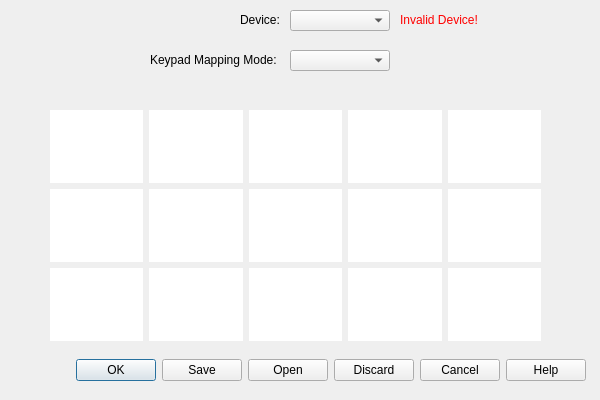
The window that companion/KeypadCompanion.ui (VoxelTek/SkyMusicKeypad) describes before a commit, drawn with Qt 5.
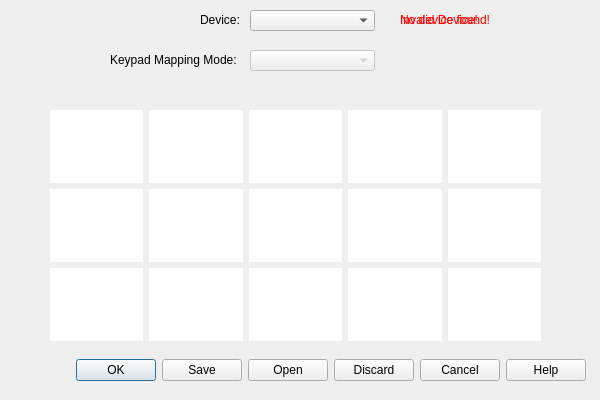
The same window after the commit. Icons and pictures are not drawn. Custom widgets are drawn as their Qt base class.

```diff
--- a/companion/KeypadCompanion.ui
+++ b/companion/KeypadCompanion.ui
@@ -33,11 +33,14 @@
    </property>
   </widget>
   <widget class="QComboBox" name="keypadMode">
+   <property name="enabled">
+    <bool>false</bool>
+   </property>
    <property name="geometry">
     <rect>
-     <x>290</x>
+     <x>250</x>
      <y>50</y>
-     <width>100</width>
+     <width>125</width>
      <height>21</height>
     </rect>
    </property>
@@ -45,7 +48,7 @@
   <widget class="QLabel" name="label_mapMode">
    <property name="geometry">
     <rect>
-     <x>150</x>
+     <x>110</x>
      <y>42</y>
      <width>141</width>
      <height>36</height>
@@ -58,7 +61,7 @@
   <widget class="QLabel" name="label_device">
    <property name="geometry">
     <rect>
-     <x>240</x>
+     <x>200</x>
      <y>2</y>
      <width>51</width>
      <height>36</height>
@@ -71,9 +74,9 @@
   <widget class="QComboBox" name="device">
    <property name="geometry">
     <rect>
-     <x>290</x>
+     <x>250</x>
      <y>10</y>
-     <width>100</width>
+     <width>125</width>
      <height>21</height>
     </rect>
    </property>
@@ -666,7 +669,7 @@
   </widget>
   <widget class="QLabel" name="validLabel">
    <property name="enabled">
-    <bool>false</bool>
+    <bool>true</bool>
    </property>
    <property name="geometry">
     <rect>
@@ -692,6 +695,34 @@
     <string>Invalid Device!</string>
    </property>
   </widget>
+  <widget class="QLabel" name="noDevice">
+   <property name="enabled">
+    <bool>true</bool>
+   </property>
+   <property name="geometry">
+    <rect>
+     <x>400</x>
+     <y>2</y>
+     <width>100</width>
+     <height>36</height>
+    </rect>
+   </property>
+   <property name="cursor">
+    <cursorShape>ArrowCursor</cursorShape>
+   </property>
+   <property name="autoFillBackground">
+    <bool>false</bool>
+   </property>
+   <property name="styleSheet">
+    <string notr="true">color: rgb(255, 0, 0);</string>
+   </property>
+   <property name="lineWidth">
+    <number>1</number>
+   </property>
+   <property name="text">
+    <string>No device found!</string>
+   </property>
+  </widget>
  </widget>
  <customwidgets>
   <customwidget>
```
Left out of the diff: 4 changed lines with no effect on the pictures.
